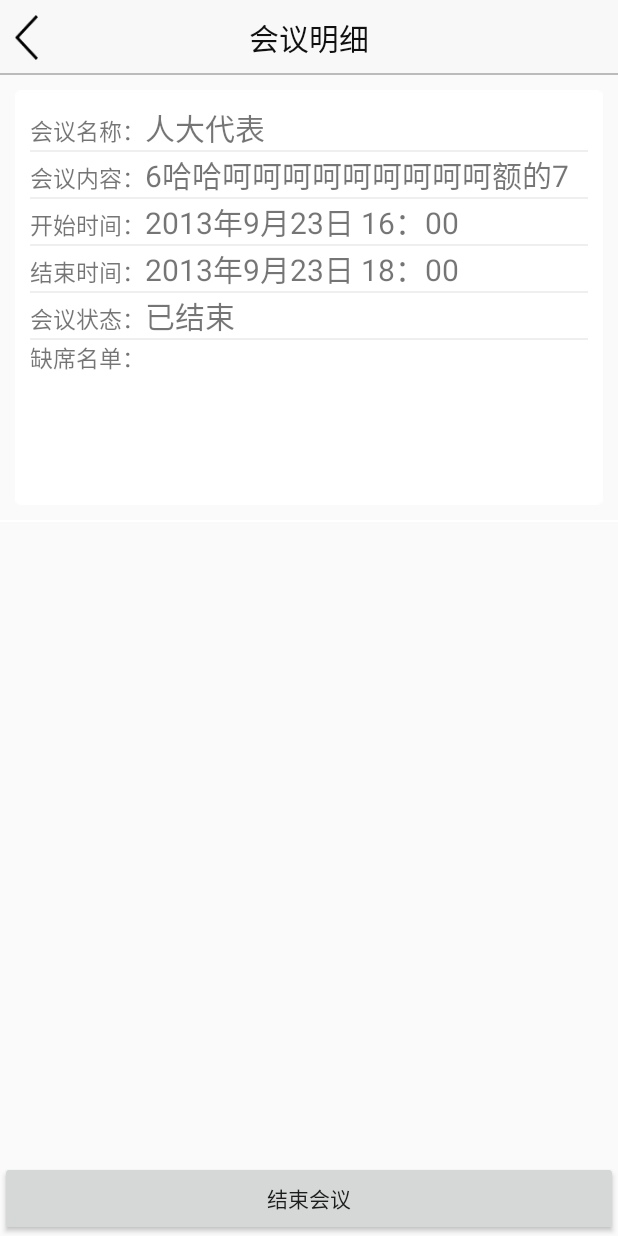
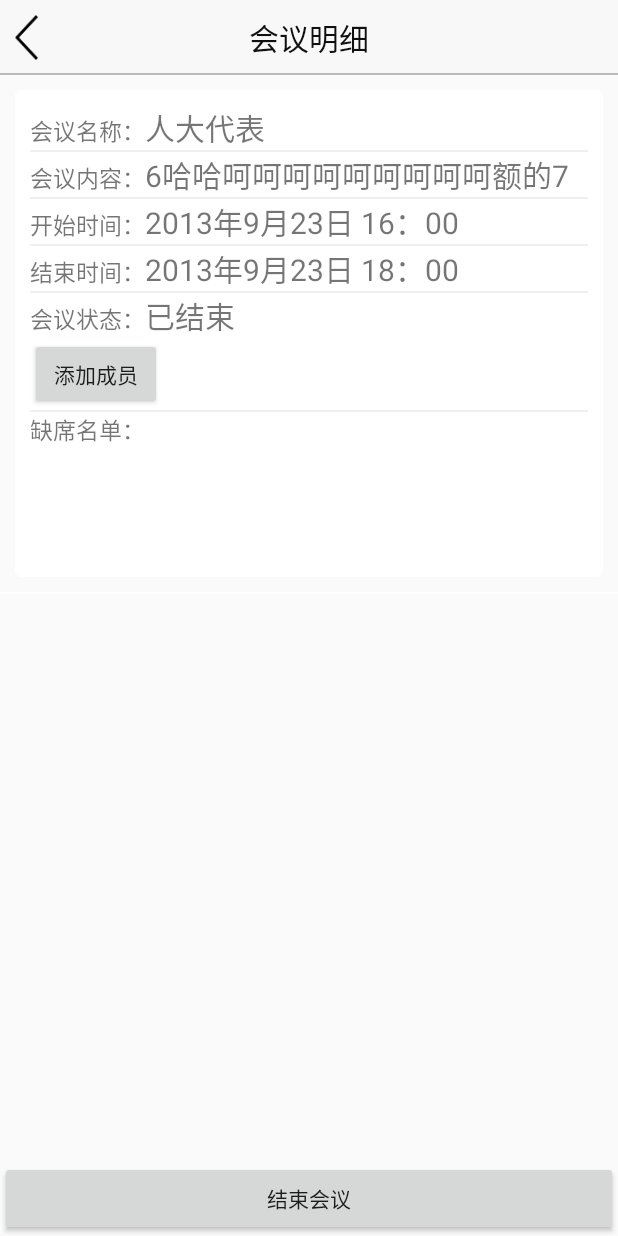
Before and after one commit to cchuhu/QRBack, an Android app: the layout activity_meet_detail.xml on its own in the app's theme, with its tools: preview values and no code run, on a phone screen of 412 x 824 dp. Run offline under Robolectric (Android 15) with nearby library versions, the phone set to English and light mode, and no system bars.

Commit message:
修改需求

```diff
--- a/app/src/main/res/layout/activity_meet_detail.xml
+++ b/app/src/main/res/layout/activity_meet_detail.xml
@@ -175,6 +175,12 @@
                 android:textSize="20dp"/>
         </LinearLayout>
 
+        <Button
+            android:id="@+id/btn_addMember"
+            android:layout_width="wrap_content"
+            android:layout_height="wrap_content"
+            android:text="添加成员"/>
+
         <TextView
             android:layout_width="match_parent"
             android:layout_height="1dp"
```
Also changed, not shown: app/src/main/java/huhu/com/qrback/Activity/MeetDetailActivity.java (+35 -35 lines).
